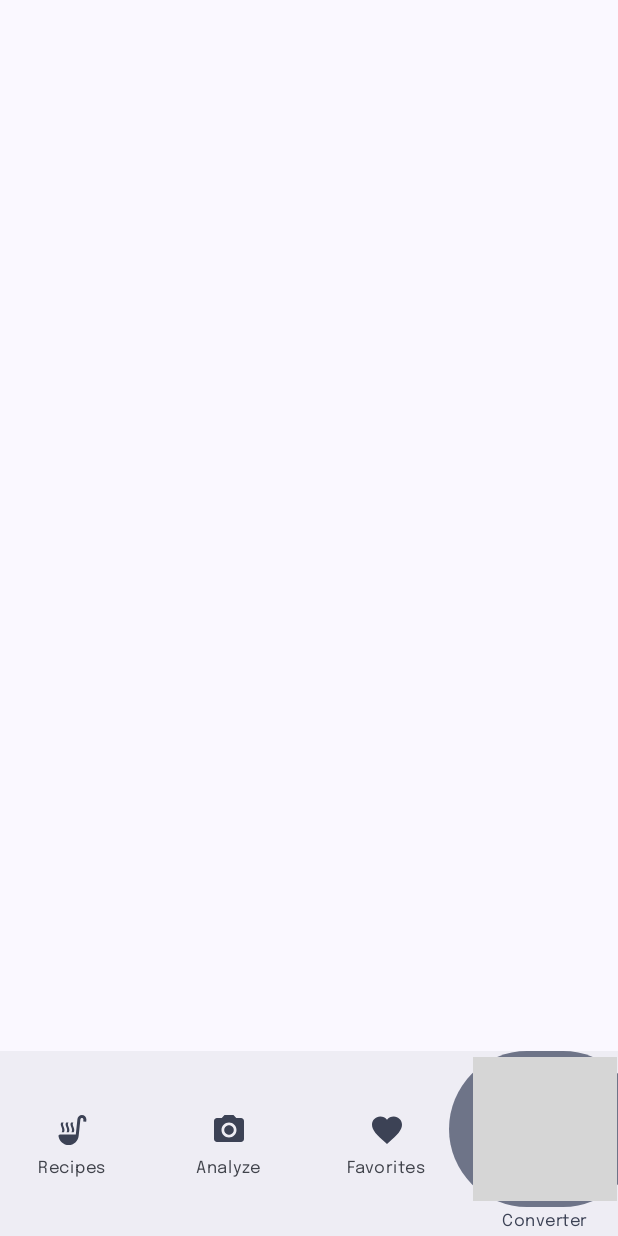
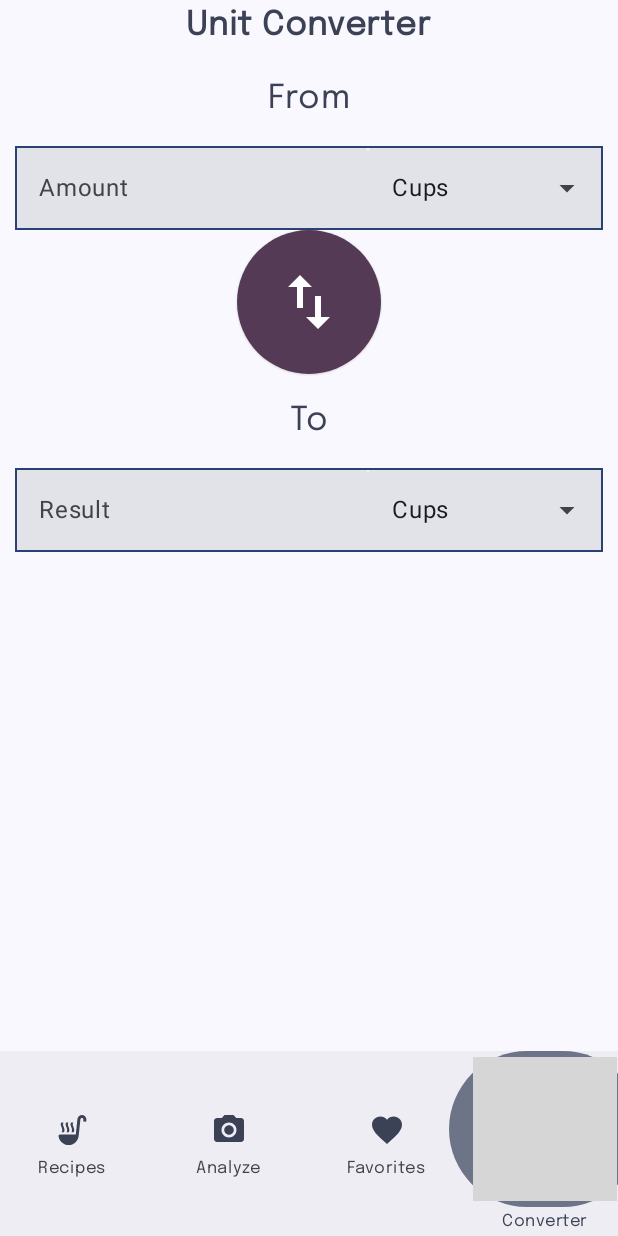
Before and after one commit to ShazaAllam2001/todayMeal, an Android app built with Jetpack Compose: the MainScreen screen opened through its navigation route, item 4 of the bottom bar chosen, on a phone screen of 412 x 824 dp. Run offline under Robolectric (Android 15) with nearby library versions, the light colour scheme and no system bars; grey boxes are pictures that could not be loaded.

Commit message:
add converter page

```diff
--- /dev/null
+++ b/app/src/main/java/com/example/todaymeal/feature/converter/data/Units.kt
@@ -0,0 +1,14 @@
+package com.example.todaymeal.feature.converter.data
+
+enum class Units {
+    Cups,
+    Tablespoons,
+    Teaspoons,
+    Milliliters,
+    Liters,
+    Ounces,
+    Grams,
+    Kilograms,
+    FluidOunces,
+    Pounds
+}
--- /dev/null
+++ b/app/src/main/java/com/example/todaymeal/feature/converter/ui/composables/ConvertField.kt
@@ -0,0 +1,40 @@
+package com.example.todaymeal.feature.converter.ui.composables
+
+import androidx.annotation.StringRes
+import androidx.compose.foundation.border
+import androidx.compose.foundation.layout.Row
+import androidx.compose.foundation.layout.fillMaxWidth
+import androidx.compose.material3.MaterialTheme
+import androidx.compose.material3.Text
+import androidx.compose.material3.TextField
+import androidx.compose.runtime.Composable
+import androidx.compose.ui.Modifier
+import androidx.compose.ui.res.stringResource
+import com.example.todaymeal.ui.theme.dimens
+
+@Composable
+fun ConvertField(
+    @StringRes placeholder: Int,
+    textFieldValue: String,
+    onChangeTextFieldValue: (String) -> Unit,
+    dropDownOptions: List<String>
+) {
+    Row(
+        modifier = Modifier.fillMaxWidth()
+            .border(
+                MaterialTheme.dimens.borderWidth,
+                MaterialTheme.colorScheme.primary
+            )
+    ) {
+        TextField(
+            modifier = Modifier.weight(0.6f),
+            placeholder = { Text(stringResource(placeholder)) },
+            value = textFieldValue,
+            onValueChange = onChangeTextFieldValue
+        )
+        DropdownList(
+            modifier = Modifier.weight(0.4f),
+            options = dropDownOptions
+        )
+    }
+}
--- a/app/src/main/java/com/example/todaymeal/feature/converter/ui/composables/Converter.kt
+++ b/app/src/main/java/com/example/todaymeal/feature/converter/ui/composables/Converter.kt
@@ -1,7 +1,97 @@
 package com.example.todaymeal.feature.converter.ui.composables
 
+import androidx.compose.foundation.background
+import androidx.compose.foundation.layout.Column
+import androidx.compose.foundation.layout.fillMaxSize
+import androidx.compose.foundation.layout.padding
+import androidx.compose.foundation.layout.size
+import androidx.compose.foundation.layout.systemBarsPadding
+import androidx.compose.foundation.shape.CircleShape
+import androidx.compose.material3.ButtonColors
+import androidx.compose.material3.ElevatedButton
+import androidx.compose.material3.Icon
+import androidx.compose.material3.MaterialTheme
+import androidx.compose.material3.Text
 import androidx.compose.runtime.Composable
+import androidx.compose.runtime.getValue
+import androidx.compose.runtime.mutableStateOf
+import androidx.compose.runtime.remember
+import androidx.compose.runtime.setValue
+import androidx.compose.ui.Alignment
+import androidx.compose.ui.Modifier
+import androidx.compose.ui.res.painterResource
+import androidx.compose.ui.res.stringResource
+import androidx.compose.ui.text.font.FontWeight
+import com.example.todaymeal.R
+import com.example.todaymeal.feature.converter.data.Units
+import com.example.todaymeal.ui.theme.dimens
 
 @Composable
 fun Converter() {
+    var amount by remember { mutableStateOf("") }
+    var result by remember { mutableStateOf("") }
+
+    Column(
+        modifier = Modifier
+            .fillMaxSize()
+            .systemBarsPadding()
+            .padding(horizontal = MaterialTheme.dimens.paddingMedium)
+            .background(MaterialTheme.colorScheme.background),
+        horizontalAlignment = Alignment.CenterHorizontally
+    ) {
+        Text(
+            modifier = Modifier.padding(MaterialTheme.dimens.paddingSmall),
+            text = stringResource(R.string.unit_converter),
+            style = MaterialTheme.typography.labelMedium,
+            fontWeight = FontWeight.Bold,
+            color = MaterialTheme.colorScheme.secondary
+        )
+        Text(
+            modifier = Modifier.padding(MaterialTheme.dimens.paddingLarge),
+            text = stringResource(R.string.from),
+            style = MaterialTheme.typography.labelMedium,
+            color = MaterialTheme.colorScheme.secondary
+        )
+        ConvertField(
+            placeholder = R.string.amount,
+            textFieldValue = amount,
+            onChangeTextFieldValue = {
+                if (amount.toIntOrNull() != null)
+                    amount = it
+            },
+            dropDownOptions = Units.entries.map{ it.name }
+        )
+        ElevatedButton(
+            modifier = Modifier.size(MaterialTheme.dimens.circleBtn),
+            onClick = {  },
+            colors = ButtonColors(
+                containerColor = MaterialTheme.colorScheme.tertiary,
+                contentColor = MaterialTheme.colorScheme.onTertiary,
+                disabledContainerColor = MaterialTheme.colorScheme.tertiary.copy(alpha = 0.3f),
+                disabledContentColor = MaterialTheme.colorScheme.onTertiary.copy(alpha = 0.3f)
+            ),
+            shape = CircleShape
+        ) {
+            Icon(
+                modifier = Modifier.size(MaterialTheme.dimens.circleBtn),
+                painter = painterResource(R.drawable.swap_vert_32),
+                contentDescription = "Swap Btn"
+            )
+        }
+        Text(
+            modifier = Modifier.padding(MaterialTheme.dimens.paddingLarge),
+            text = stringResource(R.string.to),
+            style = MaterialTheme.typography.labelMedium,
+            color = MaterialTheme.colorScheme.secondary
+        )
+        ConvertField(
+            placeholder = R.string.result,
+            textFieldValue = result,
+            onChangeTextFieldValue = {
+                if (result.toIntOrNull() != null)
+                    result = it
+            },
+            dropDownOptions = Units.entries.map{ it.name }
+        )
+    }
 }
--- /dev/null
+++ b/app/src/main/java/com/example/todaymeal/feature/converter/ui/composables/DropdownList.kt
@@ -0,0 +1,64 @@
+package com.example.todaymeal.feature.converter.ui.composables
+
+import androidx.compose.material3.DropdownMenuItem
+import androidx.compose.material3.ExperimentalMaterial3Api
+import androidx.compose.material3.ExposedDropdownMenuBox
+import androidx.compose.material3.ExposedDropdownMenuDefaults
+import androidx.compose.material3.MaterialTheme
+import androidx.compose.material3.MenuAnchorType
+import androidx.compose.material3.Text
+import androidx.compose.material3.TextField
+import androidx.compose.runtime.Composable
+import androidx.compose.runtime.getValue
+import androidx.compose.runtime.mutableStateOf
+import androidx.compose.runtime.remember
+import androidx.compose.runtime.setValue
+import androidx.compose.ui.Modifier
+import androidx.compose.ui.text.TextStyle
+import androidx.compose.ui.text.style.TextOverflow
+
+@OptIn(ExperimentalMaterial3Api::class)
+@Composable
+fun DropdownList(
+    modifier: Modifier = Modifier,
+    options: List<String>
+) {
+    var expanded by remember { mutableStateOf(false) }
+    var selectedOption by remember { mutableStateOf(options.first()) }
+
+    ExposedDropdownMenuBox(
+        modifier = modifier,
+        expanded = expanded,
+        onExpandedChange = { expanded = !expanded }
+    ) {
+        TextField(
+            modifier = Modifier.menuAnchor(MenuAnchorType.PrimaryEditable, true),
+            value = selectedOption,
+            onValueChange = {},
+            readOnly = true,
+            trailingIcon = {
+                ExposedDropdownMenuDefaults.TrailingIcon(expanded)
+            }
+        )
+
+        ExposedDropdownMenu(
+            expanded = expanded,
+            onDismissRequest = { expanded = false }
+        ) {
+            options.forEach { option ->
+                DropdownMenuItem(
+                    text = {
+                        Text(
+                            text = option,
+                            style = MaterialTheme.typography.bodyMedium
+                        )
+                    },
+                    onClick = {
+                        selectedOption = option
+                        expanded = false
+                    }
+                )
+            }
+        }
+    }
+}
--- a/app/src/main/java/com/example/todaymeal/feature/onboarding/ui/composables/screen3/ChecklistGrid.kt
+++ b/app/src/main/java/com/example/todaymeal/feature/onboarding/ui/composables/screen3/ChecklistGrid.kt
@@ -14,8 +14,7 @@ import androidx.compose.material3.CheckboxColors
 import androidx.compose.material3.MaterialTheme
 import androidx.compose.material3.Text
 import androidx.compose.runtime.Composable
-import androidx.compose.runtime.mutableStateListOf
-import androidx.compose.runtime.remember
+import androidx.compose.runtime.snapshots.SnapshotStateList
 import androidx.compose.ui.Alignment
 import androidx.compose.ui.Modifier
 import androidx.compose.ui.graphics.Color
@@ -25,10 +24,9 @@ import com.example.todaymeal.ui.theme.dimens
 @Composable
 fun CheckListGrid(
     modifier: Modifier = Modifier,
+    checkedStates: SnapshotStateList<Boolean>,
     items: List<String>
 ) {
-    val checkedStates = remember { mutableStateListOf(*Array(items.size) { false }) }
-
     LazyVerticalGrid(
         modifier = modifier,
         columns = GridCells.Fixed(2),
--- a/app/src/main/java/com/example/todaymeal/feature/personalize/data/Cuisine.kt
+++ b/app/src/main/java/com/example/todaymeal/feature/personalize/data/constants/Cuisine.kt
@@ -1,4 +1,4 @@
-package com.example.todaymeal.feature.personalize.data
+package com.example.todaymeal.feature.personalize.data.constants
 
 enum class Cuisine {
     African,
--- a/app/src/main/java/com/example/todaymeal/feature/personalize/data/Dietary.kt
+++ b/app/src/main/java/com/example/todaymeal/feature/personalize/data/constants/Dietary.kt
@@ -1,4 +1,4 @@
-package com.example.todaymeal.feature.personalize.data
+package com.example.todaymeal.feature.personalize.data.constants
 
 enum class Dietary {
     GlutenFree,
--- a/app/src/main/java/com/example/todaymeal/ui/theme/Color.kt
+++ b/app/src/main/java/com/example/todaymeal/ui/theme/Color.kt
@@ -5,4 +5,5 @@ import androidx.compose.ui.graphics.Color
 val Green = Color(0xFF38E07B)
 val LightGreen = Color(0x3338E07B)
 val Black = Color(0xFF122017)
+val Gray = Color(0xFF555755)
 val White = Color(0xFFF6F8F7)
--- a/app/src/main/java/com/example/todaymeal/ui/theme/Dimens.kt
+++ b/app/src/main/java/com/example/todaymeal/ui/theme/Dimens.kt
@@ -12,7 +12,11 @@ data class Dimensions(
 
     val borderWidth: Dp = 1.dp,
     val roundCorner: Dp = 10.dp,
+    //
+    val circleBtn: Dp = 96.dp,
+    // Progress Dots
     val circleDot: Dp = 18.dp,
+    // Progress Dashes
     val thinBarWidth: Dp = 48.dp,
     val thinBarHeight: Dp = 16.dp,
     val thinBarCorner: Dp = 10.dp
--- /dev/null
+++ b/app/src/main/res/drawable/swap_vert_32.xml
@@ -0,0 +1,5 @@
+<vector xmlns:android="http://schemas.android.com/apk/res/android" android:height="32dp" android:tint="#000000" android:viewportHeight="24" android:viewportWidth="24" android:width="32dp">
+
+    <path android:fillColor="@android:color/white" android:pathData="M16,17.01V10h-2v7.01h-3L15,21l4,-3.99h-3zM9,3L5,6.99h3V14h2V6.99h3L9,3z"/>
+
+</vector>
--- /dev/null
+++ b/app/src/main/res/drawable/swap_vert_64.xml
@@ -0,0 +1,5 @@
+<vector xmlns:android="http://schemas.android.com/apk/res/android" android:height="64dp" android:tint="#000000" android:viewportHeight="24" android:viewportWidth="24" android:width="64dp">
+
+    <path android:fillColor="@android:color/white" android:pathData="M16,17.01V10h-2v7.01h-3L15,21l4,-3.99h-3zM9,3L5,6.99h3V14h2V6.99h3L9,3z"/>
+
+</vector>
--- a/app/src/main/res/values/strings.xml
+++ b/app/src/main/res/values/strings.xml
@@ -17,4 +17,9 @@
     <string name="personalize_your_experience">Personalize your experience</string>
     <string name="dietary_preferences">Dietary Preferences</string>
     <string name="cuisine_preferences">Cuisine Preferences</string>
+    <string name="unit_converter">Unit Converter</string>
+    <string name="to">To</string>
+    <string name="from">From</string>
+    <string name="result">Result</string>
+    <string name="amount">Amount</string>
 </resources>
```
Also changed, not shown: app/src/main/java/com/example/todaymeal/feature/onboarding/ui/composables/screen3/OnBoarding3.kt (+19 -6 lines), app/src/main/java/com/example/todaymeal/ui/theme/Theme.kt (+8 -5 lines).
